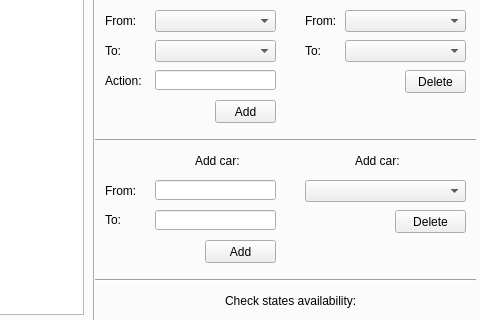
The window that BlaBlaCar/mainwindow.ui (mikhaylov97/BlaBlaCarRepository) describes before a commit, drawn with Qt 5; both pictures show x 539 to 1019 and y 239 to 559 of the 1019 by 738 pixel window.
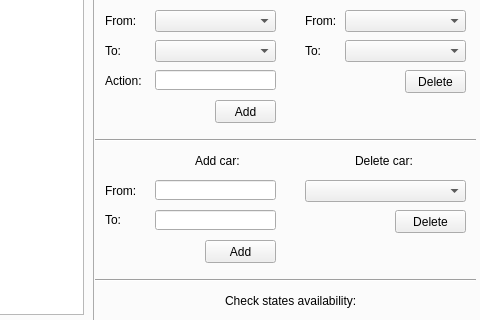
The same window after the commit. The open tabs and pages were chosen to show the change.

Diff of the .ui file:
```diff
--- a/BlaBlaCar/mainwindow.ui
+++ b/BlaBlaCar/mainwindow.ui
@@ -808,12 +808,12 @@
          <rect>
           <x>260</x>
           <y>290</y>
-          <width>47</width>
+          <width>61</width>
           <height>21</height>
          </rect>
         </property>
         <property name="text">
-         <string>Add car:</string>
+         <string>Delete car:</string>
         </property>
        </widget>
        <widget class="QComboBox" name="deleteCarComboBox">
```
Left out of the diff: 4 changed lines with no effect on the pictures.
